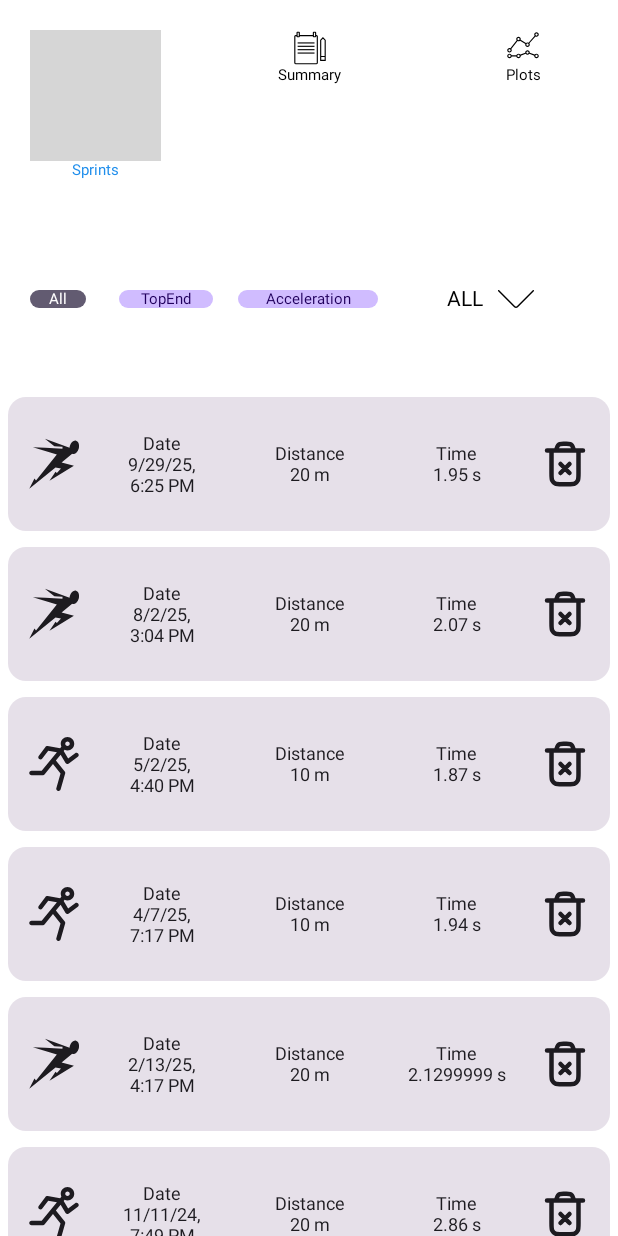
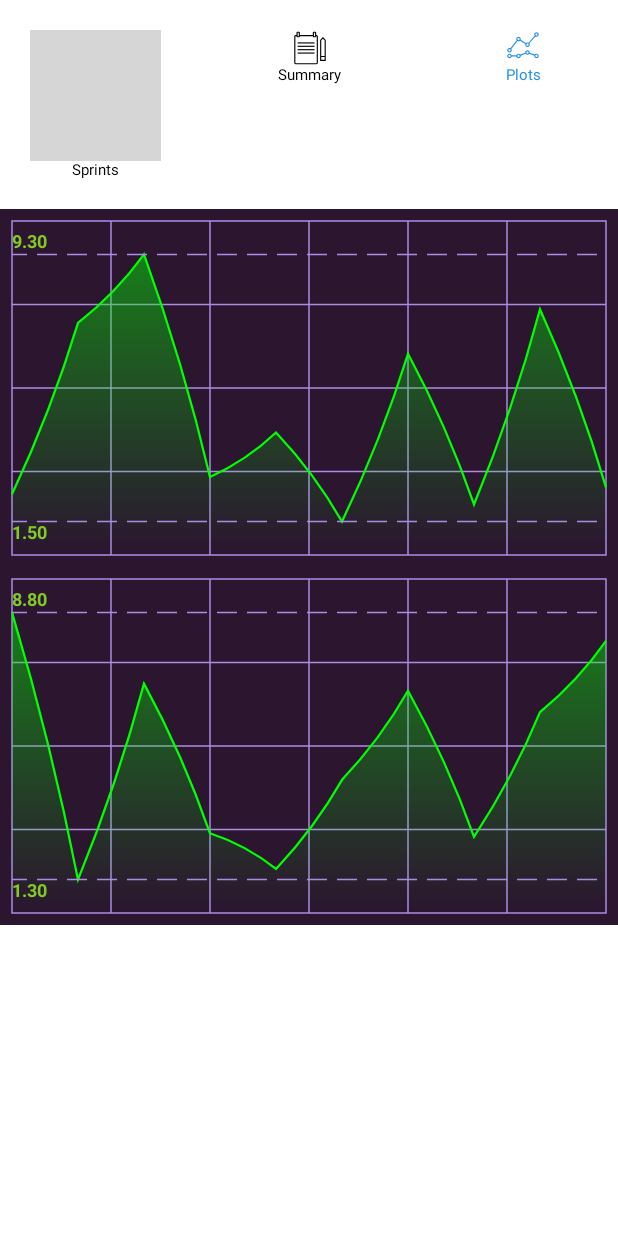
Before and after one commit to FIRMach16/Laser-Gates-project, an Android app built with Jetpack Compose: the SprintsScreen screen opened through its navigation route, after a tap on "Plots", on a phone screen of 412 x 824 dp. Run offline under Robolectric (Android 15) with nearby library versions, the phone set to English and light mode, and no system bars; our stand-ins replace Room's generated code; grey boxes are pictures that could not be loaded.

Commit message:
Sprint8 UI complete, calculating the control points position was a waste of time

```diff
--- a/Task3/AndroidApp/app/src/main/java/com/example/speedray/ui/Navigation.kt
+++ b/Task3/AndroidApp/app/src/main/java/com/example/speedray/ui/Navigation.kt
@@ -41,28 +41,26 @@ fun MyProgressionNavHost(
         composable(route= "Summary"){
             progressionViewModel.onTopEndLoaded()
             ProgressionScreen(
-                transitionToLiveData,
-                progressionViewModel,
-                navigationController
+                transitionToLiveData = transitionToLiveData,
+                progressionViewModel = progressionViewModel,
+                navHostController = navigationController
                 )
         }
 
         composable(route= "SprintsList"){
             sprintsListViewModel.showcaseNSprints()
             SprintsScreen(
-                transitionToLiveData,
-                navigationController,
-                sprintsListViewModel
+
+                navHostController = navigationController,
+                sprintsListViewModel = sprintsListViewModel
             )
         }
 
-//        composable(route= "SprintsPlots"){
-//            ProgressionScreen(
-//                transitionToLiveData,
-//                progressionViewModel,
-//                navigationController
-//            )
-//        }
+        composable(route= "SprintsPlots"){
+            PlotsScreen(
+                navHostController = navigationController
+            )
+        }
     }
 }
 @Preview(showBackground = true)
--- /dev/null
+++ b/Task3/AndroidApp/app/src/main/java/com/example/speedray/ui/PlotsUi.kt
@@ -0,0 +1,327 @@
+package com.example.speedray.ui
+
+import android.graphics.Point
+import androidx.compose.foundation.Canvas
+import androidx.compose.foundation.background
+import androidx.compose.foundation.layout.Arrangement
+import androidx.compose.foundation.layout.Box
+import androidx.compose.foundation.layout.Column
+import androidx.compose.foundation.layout.aspectRatio
+import androidx.compose.foundation.layout.fillMaxSize
+import androidx.compose.foundation.layout.padding
+import androidx.compose.runtime.Composable
+import androidx.compose.ui.Modifier
+import androidx.compose.ui.geometry.Offset
+import androidx.compose.ui.geometry.Size
+import androidx.compose.ui.graphics.Brush
+import androidx.compose.ui.graphics.Color
+import androidx.compose.ui.graphics.Path
+import androidx.compose.ui.graphics.PathEffect
+import androidx.compose.ui.graphics.drawscope.Fill
+import androidx.compose.ui.graphics.drawscope.Stroke
+import androidx.compose.ui.text.TextLayoutResult
+import androidx.compose.ui.text.TextStyle
+import androidx.compose.ui.text.drawText
+import androidx.compose.ui.text.font.FontWeight
+import androidx.compose.ui.text.rememberTextMeasurer
+import androidx.compose.ui.text.style.TextDecoration
+import androidx.compose.ui.tooling.preview.Preview
+import androidx.compose.ui.unit.dp
+import androidx.compose.ui.unit.sp
+import androidx.navigation.NavHostController
+import java.util.Locale
+import kotlin.math.pow
+import kotlin.random.Random
+
+
+val backgroundColor = Color(0xFF2B152F)
+val barColor = Color(0xFFAA8CE3)
+
+val indicatorsColor = Color(0xFF83C925)
+@Composable
+fun PlotsScreen(navHostController: NavHostController){
+
+    PlotsLayout(
+
+        toSummaryTransition = { navHostController.navigate("Summary") },
+        toSprintsTransition = { navHostController.navigate("SprintsList") }
+    )
+
+}
+@Preview(showBackground = true)
+@Composable
+fun PlotsLayout(
+    toSprintsTransition : ()-> Unit={},
+    toSummaryTransition:()-> Unit={}
+){
+    Column( verticalArrangement = Arrangement.Top) {
+        NavigationBar(
+            isSprintsClickable = true,
+            isSummaryClickable = true,
+            isPlotsClickable = false,
+            toPlotsTransition = {},
+            toSprintsTransition = toSprintsTransition,
+            toSummaryTransition = toSummaryTransition
+        )
+
+        Plots()
+
+    }
+}
+@Preview()
+@Composable
+fun Plots(){
+    val numberOfElements = 10
+    val valuesToDraw = MutableList<Float>(numberOfElements, init = {i-> i*1.0f})
+    Column() {
+        //Time Plot
+
+        ChartPlot(numberOfElements = numberOfElements, valuesToDraw = valuesToDraw)
+        //avgSpeed
+        ChartPlot(numberOfElements = numberOfElements, valuesToDraw = valuesToDraw)
+
+    }
+}
+
+
+
+@Composable
+fun ChartPlot(numberOfElements: Int,valuesToDraw: MutableList<Float>){
+    val textMeasurer = rememberTextMeasurer()
+    Box(
+        modifier = Modifier
+            .background(backgroundColor)
+
+    ){
+        Canvas(
+            modifier = Modifier
+                .padding(8.dp)
+                .aspectRatio(16/9f)
+                .fillMaxSize()
+
+        ) {
+            val barWidthPx = 1.dp.toPx()
+            drawRect(barColor, style = Stroke(barWidthPx))
+
+            // vertical lines
+            val verticalLines = 5
+            val verticalLinesSpacing = size.width/(verticalLines+1)
+            repeat(verticalLines){i->
+                val startX = verticalLinesSpacing *(i+1)
+                drawLine(
+                    barColor,
+                    start = Offset(startX,0f),
+                    end = Offset(startX,size.height),
+                    strokeWidth = barWidthPx
+
+                )
+            }
+            //horizontal lines
+
+            val horizontalLines = 3
+            val horizontalLinesSpacing = size.height/(horizontalLines+1)
+
+            repeat(horizontalLines){i->
+                val startY = horizontalLinesSpacing*(i+1)
+                drawLine(
+                    barColor,
+                    start = Offset(0f,startY),
+                    end = Offset(size.width,startY),
+                    strokeWidth = barWidthPx
+                )
+            }
+            //path
+
+            repeat(numberOfElements){i->
+                val rndVal = Random.nextInt(8,100)*0.1f
+                valuesToDraw[i] = rndVal
+            }
+            val path = generatePath(
+                data = valuesToDraw,size
+            )
+            drawPath(path, Color.Green, style = Stroke(1.5f.dp.toPx()))
+            //adding coloring
+            val gradientPath = Path()
+            gradientPath.addPath(path)
+            gradientPath.lineTo(size.width,size.height)
+            gradientPath.lineTo(0f,size.height)
+            gradientPath.close()
+            val gradientBrush = Brush.verticalGradient(
+                listOf(
+                    Color.Green.copy(0.5f),
+                    Color.Transparent
+                )
+            )
+            drawPath(gradientPath,gradientBrush, style = Fill)
+
+
+
+            //value indicators
+
+            //min => best time or worst speed
+            drawLine(
+                barColor,
+                start = Offset(0f,0.9f*size.height),
+                end = Offset(size.width,0.9f*size.height),
+                strokeWidth = barWidthPx,
+                pathEffect = PathEffect.dashPathEffect(floatArrayOf(20f,10f),5f)
+            )
+
+            //max => worst time or best avg speed
+            drawLine(
+                barColor,
+                start = Offset(0f,0.1f*size.height),
+                end = Offset(size.width,0.1f*size.height),
+                strokeWidth = barWidthPx,
+                pathEffect = PathEffect.dashPathEffect(floatArrayOf(20f,10f),5f)
+            )
+
+            drawText(textMeasurer = textMeasurer,
+                    text = String.format(Locale.ENGLISH,"%.2f",valuesToDraw.max()),
+                    topLeft = Offset(0f,size.height*0.03f),
+
+                    style =
+                        TextStyle(
+                                color = indicatorsColor,
+                                fontSize = 12.sp,
+                                fontWeight = FontWeight.Bold
+                            ),
+                )
+            drawText(textMeasurer = textMeasurer,
+                text = String.format(Locale.ENGLISH,"%.2f",valuesToDraw.min()),
+                topLeft = Offset(0f,size.height*0.9f),
+
+                style =
+                    TextStyle(
+                        color = indicatorsColor,
+                        fontSize = 12.sp,
+                        fontWeight = FontWeight.Bold
+                    ),
+            )
+        }
+    }
+}
+
+
+fun generatePath(data:List<Float>,canvasSize: Size): Path{
+    val path = Path()
+
+    // for x  :idx = 0 -> O (px)
+    //        :idx = data.size -> canvasSize.width
+
+    // for y  :y=min(data) -> canvasSize.height
+    //        :y=max(data) -> 0 (px)
+
+    val nbOfElements = data.size
+    val maxOfArray = data.max()
+    val minOfArray = data.min()
+
+    var previousPointCordX : Float
+    var previousPointCordY : Float
+    previousPointCordY = 0f
+    previousPointCordX=0f
+
+    data.forEachIndexed{i,value ->
+        val x = (i.toFloat()/(nbOfElements-1).toFloat())*canvasSize.width
+        val y = ((maxOfArray - value) /(maxOfArray-minOfArray).toFloat())*canvasSize.height*0.8f+canvasSize.height*0.1f
+
+        // to apply curves we can use the quadraticTo method
+        // which uses a quadratic bezier curve => 1 control points is needed
+
+        if(i==0){
+            path.moveTo(x,y) // puts the first point
+            previousPointCordX = x
+            previousPointCordY = y
+        }
+        else{
+
+            val ctrlPointCoords = calculateControlPoint(
+                x,y,previousPointCordX,previousPointCordY,canvasSize
+            )
+
+
+
+            path.quadraticTo(ctrlPointCoords.first
+                ,ctrlPointCoords.second
+                ,x,y)
+            previousPointCordX = x
+            previousPointCordY = y
+
+
+
+        }
+
+    }
+
+    return path
+}
+
+
+fun calculateControlPoint(
+    currentPointX: Float,
+    currentPointY:Float,
+    previousPointX: Float,
+    previousPointY: Float,
+    size: Size //to not exceed limits
+
+) : Pair<Float, Float>{
+
+
+
+    val midPointX = (currentPointX + previousPointX)/2
+    val midPointY = (currentPointY +previousPointY)/2
+
+    if (currentPointY ==previousPointY){
+        return Pair(midPointX,midPointY)
+    }
+
+    // any line has an equation of the form y = ax +b
+
+
+    val slopeOfPerpendicularLine = -((currentPointX - previousPointX)/(currentPointY-previousPointY))// ->a
+    val constantOfPerpendicularLine = midPointY-slopeOfPerpendicularLine*midPointX // -> b
+    val distanceToLine = 2*size.height/100f
+
+    // to find the point of distance "distanceToLine" to the midpoint
+    // that also belongs to the perpendicular line we need to solve a quadratic equation
+
+    val b = -(((2*constantOfPerpendicularLine)/(slopeOfPerpendicularLine.pow(2))+
+            ((2*midPointX)/slopeOfPerpendicularLine) +
+            (2*midPointY))/(1+(1/slopeOfPerpendicularLine.pow(2))))
+    val c = (((constantOfPerpendicularLine.pow(2))/(slopeOfPerpendicularLine.pow(2)))+
+            ((2*midPointX*constantOfPerpendicularLine)/slopeOfPerpendicularLine)+
+            midPointX.pow(2)+midPointY.pow(2)-distanceToLine.pow(2))/(1+(1/slopeOfPerpendicularLine.pow(2)))
+
+    val delta = b.pow(2)-4*c
+
+
+    val y1 = (-b+delta.pow(0.5f))/2 //y1 > y2
+    val y2 = (-b-delta.pow(0.5f))/2
+
+
+
+    // if you are reading this, just trust me bro or do the math yourself
+    // Note : if you find a more elegant solution tell me and be nice about it
+    // (think about my feelings)
+
+    var x: Float
+
+    val y: Float = if (previousPointY>currentPointY){
+        // positive slope
+        y1
+    }
+    else{
+        y2
+
+    }
+    x = (y- constantOfPerpendicularLine)/(slopeOfPerpendicularLine)
+
+    return if((x<0)||(x>size.width)||(y<0f)||(y>size.height)){
+        Pair(midPointX,midPointX)
+    }
+    else{
+        Pair(x,y)
+    }
+
+
+}
--- a/Task3/AndroidApp/app/src/main/java/com/example/speedray/ui/SprintsUi.kt
+++ b/Task3/AndroidApp/app/src/main/java/com/example/speedray/ui/SprintsUi.kt
@@ -53,7 +53,7 @@ fun theDoNothingFunc(a: String?,b: String?){} //this is needed to get the compos
 fun theDoNothingFunc(a: Sprint){}
 
 @Composable
-fun SprintsScreen(transitionToSummary: ()-> Unit,
+fun SprintsScreen(
                   navHostController: NavHostController,
                   sprintsListViewModel: SprintsListViewModel) {
 
@@ -107,8 +107,8 @@ fun SprintsLayout(
             isSprintsClickable = false,
             isSummaryClickable = true,
             isPlotsClickable = true,
-            toPlotsTransition = {},
-            toSprintsTransition = toPlotsTransition,
+            toPlotsTransition = toPlotsTransition,
+            toSprintsTransition = {},
             toSummaryTransition = toSummaryTransition
         )
         SprintsFilter(numberOption = numberOption,changeShowcase = changeShowcase, typeOption = typeOption)
```
